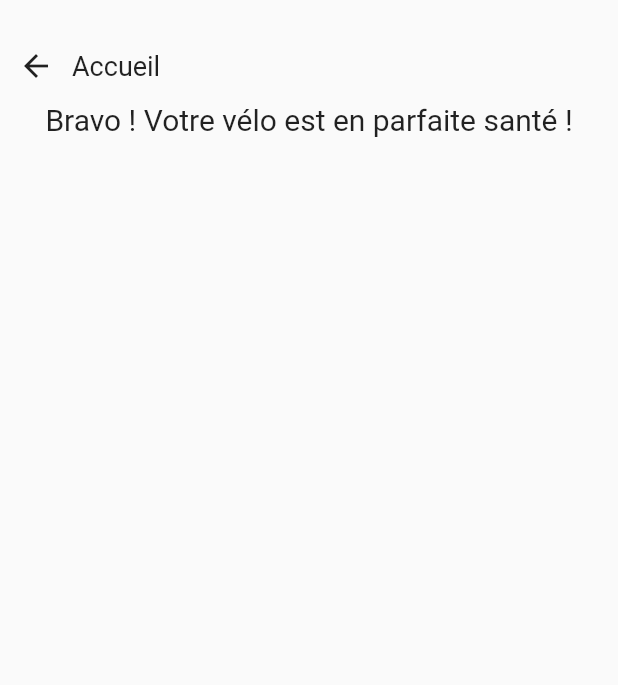
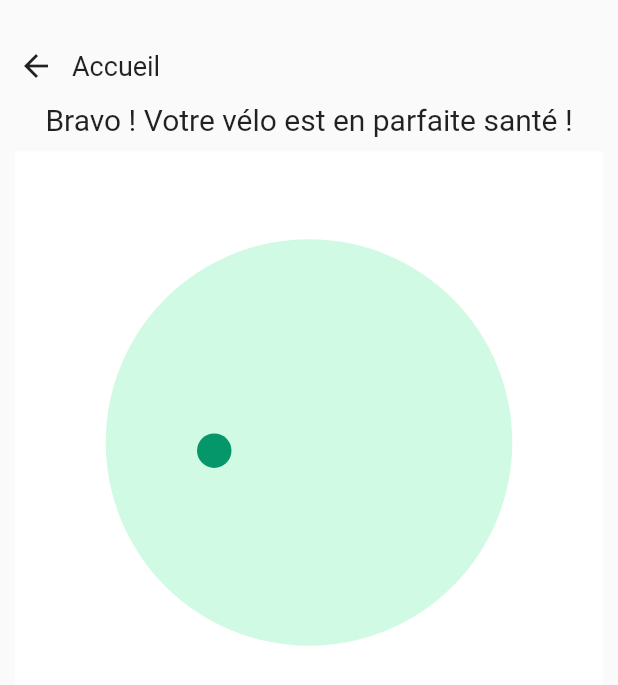
Before and after one commit to garrou/bike-life, a Flutter app: the BikeDiagnosticResultPage screen opened directly with empty values, on a phone screen of 412 x 824 dp. Shown: the top 685 px of the screen. Run offline on Flutter 3.47's test engine with Material 2 defaults, Android fonts, the phone set to English and light mode, and no system bars; our stand-ins replace charts_flutter, curved_navigation_bar, google_fonts, introduction_screen, lottie, percent_indicator and 5 more; missing offline and left inert: flutter_guards, http_interceptor; accounts and stored records are empty.

Commit message:
Add check lottie

```diff
--- a/lib/main.dart
+++ b/lib/main.dart
@@ -12,6 +12,7 @@ import 'package:url_strategy/url_strategy.dart';
 // TODO: check brand length server side and front
 // TODO: check token
 // TODO: add message before change component to update brand and price
+// TODO: Lottie wrapper
 
 void main() {
   setPathUrlStrategy();
--- a/lib/views/member/bike/bike_diagnostic_result.dart
+++ b/lib/views/member/bike/bike_diagnostic_result.dart
@@ -6,6 +6,7 @@ import 'package:bike_life/views/member/help/tip_details.dart';
 import 'package:bike_life/views/member/member_home.dart';
 import 'package:bike_life/widgets/buttons/top_left_button.dart';
 import 'package:flutter/material.dart';
+import 'package:lottie/lottie.dart';
 
 class BikeDiagnosticResultPage extends StatefulWidget {
   final List<Tip> tips;
@@ -73,10 +74,19 @@ class _BikeDiagnosticResultPageState extends State<BikeDiagnosticResultPage> {
   Widget _buildText() => Padding(
         padding: const EdgeInsets.fromLTRB(10, 0, 10, 10),
         child: widget.tips.isEmpty
-            ? Text(
-                'Bravo ! Votre vélo est en parfaite santé !',
-                style: secondTextStyle,
-                textAlign: TextAlign.center,
+            ? Column(
+                children: <Widget>[
+                  Text(
+                    'Bravo ! Votre vélo est en parfaite santé !',
+                    style: secondTextStyle,
+                    textAlign: TextAlign.center,
+                  ),
+                  Padding(
+                    padding: const EdgeInsets.only(top: 10),
+                    child:
+                        Lottie.asset('assets/check.json', fit: BoxFit.contain),
+                  ),
+                ],
               )
             : Text(
                 'Voici quelques conseils à suivre pour prendre soin de votre vélo.',
```
Also changed, not shown: assets/check.json (added, +1 -0 lines).
